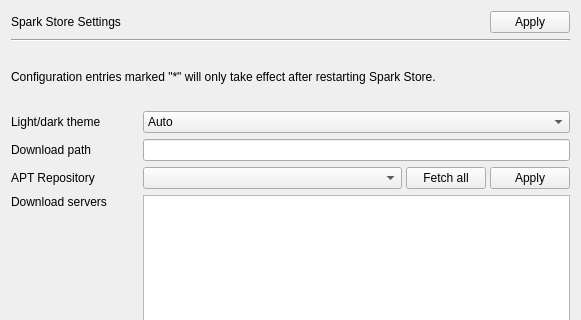
This is gui/page/ui/settings.ui in spark-store-project/spark-store as Qt 5 draws it before an edit; both pictures show x 0 to 581 and y 0 to 320 of the 581 by 896 pixel window. The edited form follows.
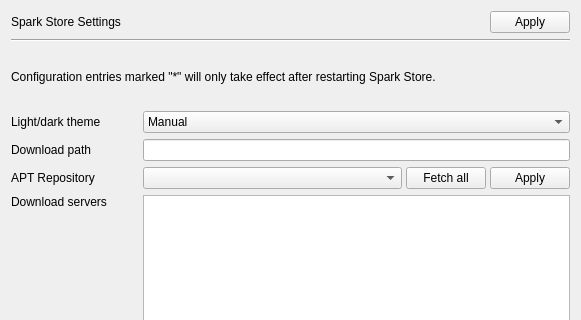
This is the edited form.

```diff
--- a/gui/page/ui/settings.ui
+++ b/gui/page/ui/settings.ui
@@ -196,6 +196,9 @@
      </item>
      <item row="0" column="1">
       <widget class="QComboBox" name="cmbLightDarkTheme">
+       <property name="currentIndex">
+        <number>3</number>
+       </property>
        <property name="frame">
         <bool>true</bool>
        </property>
@@ -204,7 +207,7 @@
        </property>
        <item>
         <property name="text">
-         <string>Auto</string>
+         <string>Auto (DDE only)</string>
         </property>
        </item>
        <item>
@@ -217,6 +220,11 @@
          <string>Always Dark</string>
         </property>
        </item>
+       <item>
+        <property name="text">
+         <string>Manual</string>
+        </property>
+       </item>
       </widget>
      </item>
      <item row="1" column="0">
```
